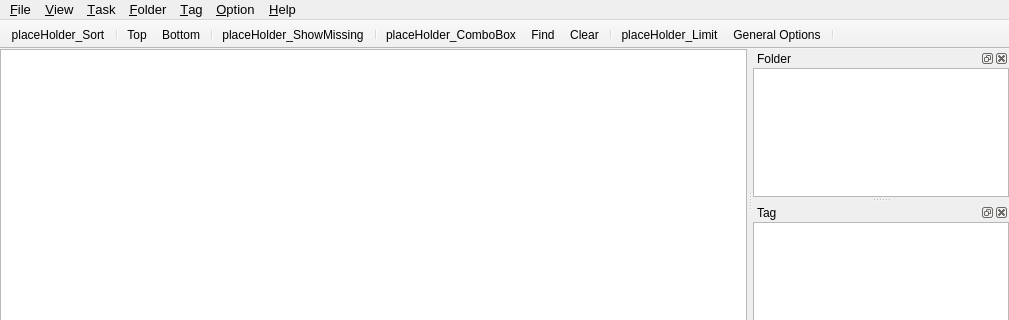
Qt form src/mainwindow.ui (ambiesoft/SceneExplorer) before a commit; both pictures show x 0 to 1009 and y 0 to 320 of the 1009 by 590 pixel window.
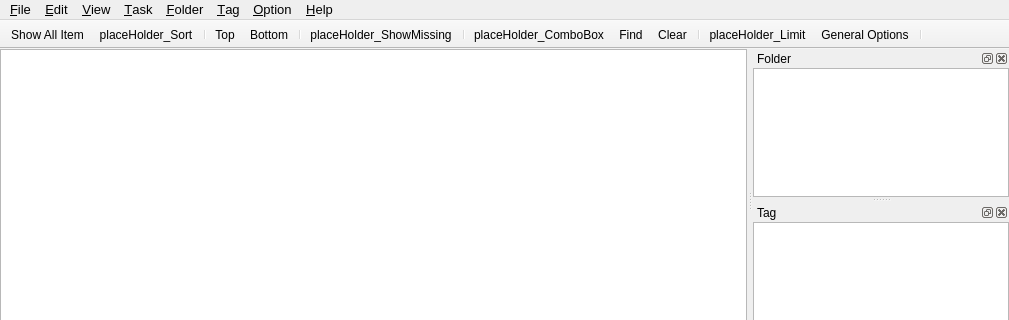
The same form after that commit. Icons and pictures are not drawn. Custom widgets are drawn as their Qt base class.

Patch:
```diff
--- a/src/mainwindow.ui
+++ b/src/mainwindow.ui
@@ -186,7 +186,13 @@
     </property>
     <addaction name="action_Add_new_tag"/>
    </widget>
+   <widget class="QMenu" name="menu_Edit">
+    <property name="title">
+     <string>&amp;Edit</string>
+    </property>
+   </widget>
    <addaction name="menu_File"/>
+   <addaction name="menu_Edit"/>
    <addaction name="menu_View"/>
    <addaction name="menu_Task"/>
    <addaction name="menu_Folder"/>
@@ -215,6 +221,7 @@
    <attribute name="toolBarBreak">
     <bool>false</bool>
    </attribute>
+   <addaction name="actionShow_All_Item"/>
    <addaction name="placeHolder_Sort"/>
    <addaction name="separator"/>
    <addaction name="action_Top"/>
@@ -735,6 +742,15 @@
     <string>Ta&amp;g</string>
    </property>
   </action>
+  <action name="actionShow_All_Item">
+   <property name="icon">
+    <iconset resource="resource.qrc">
+     <normaloff>:/resource/images/mailbox.png</normaloff>:/resource/images/mailbox.png</iconset>
+   </property>
+   <property name="text">
+    <string>Show &amp;All Item</string>
+   </property>
+  </action>
  </widget>
  <layoutdefault spacing="6" margin="11"/>
  <customwidgets>
```
Left out of the diff: 5 changed lines with no effect on the pictures.
